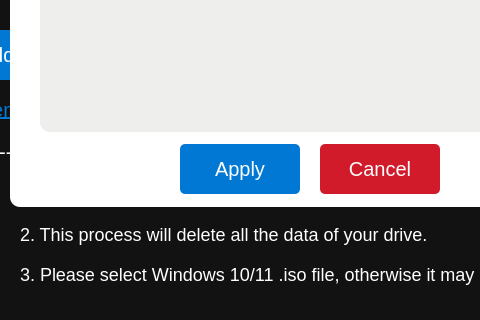
Old version of the form ui/main_screen.ui in the repository JaiNaman-1419/WinBoot; both pictures show x 190 to 670 and y 330 to 650 of the 1024 by 650 pixel window.
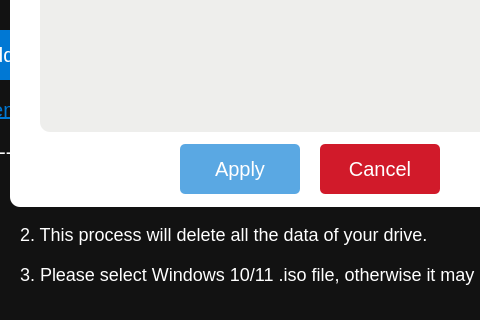
New version of the form. Icons and pictures are not drawn.

Commit message: Changes in constraints of checkbox indicator has been made.

```diff
--- a/ui/main_screen.ui
+++ b/ui/main_screen.ui
@@ -782,7 +782,7 @@
    </widget>
    <widget class="QPushButton" name="apply_button">
     <property name="enabled">
-     <bool>true</bool>
+     <bool>false</bool>
     </property>
     <property name="geometry">
      <rect>
```
Left out of the diff: 5 changed lines with no effect on the pictures.
